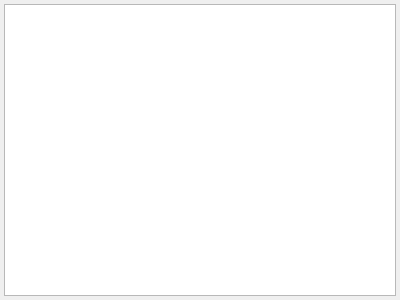
Above: src/gui/browser.ui from disorderedmaterials/dissolve before the change. Below: the same form after it.
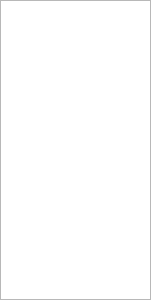
That is the form after the change.

What changed in the file:
```diff
--- a/src/gui/browser.ui
+++ b/src/gui/browser.ui
@@ -6,7 +6,7 @@
    <rect>
     <x>0</x>
     <y>0</y>
-    <width>400</width>
+    <width>151</width>
     <height>300</height>
    </rect>
   </property>
@@ -20,19 +20,19 @@
   </property>
   <layout class="QVBoxLayout" name="verticalLayout">
    <property name="spacing">
-    <number>4</number>
+    <number>0</number>
    </property>
    <property name="leftMargin">
-    <number>4</number>
+    <number>0</number>
    </property>
    <property name="topMargin">
-    <number>4</number>
+    <number>0</number>
    </property>
    <property name="rightMargin">
-    <number>4</number>
+    <number>0</number>
    </property>
    <property name="bottomMargin">
-    <number>4</number>
+    <number>0</number>
    </property>
    <item>
     <widget class="QTreeWidget" name="BrowserTree">
```
Left out of the diff: 4 changed lines with no effect on the pictures.
